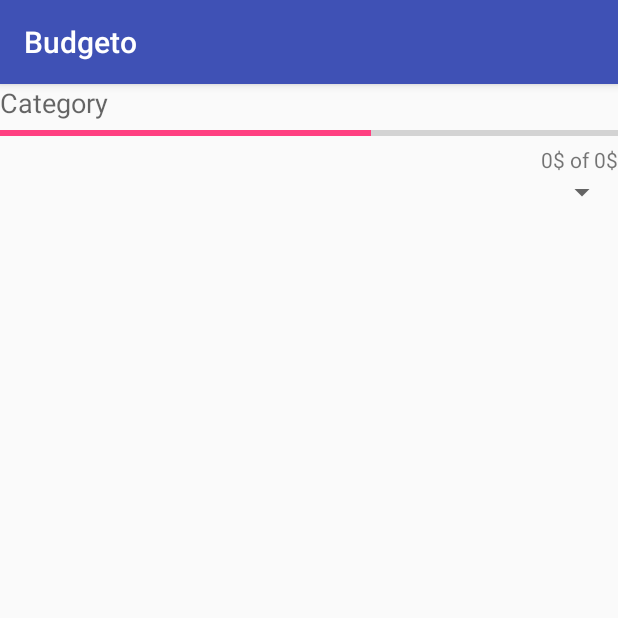
After one commit to ericmatte/Budgeto, an Android app: the fragment Category shown on its own in the app's theme, on a phone screen of 412 x 824 dp, the top half of it. The commit adds this screen. Run offline under Robolectric (Android 15) with nearby library versions, the phone set to English and light mode, and no system bars.

Commit message:
Fragment.

```diff
--- /dev/null
+++ b/app/Budgeto/app/src/main/java/com/endless/budgeto/Category.java
@@ -0,0 +1,26 @@
+package com.endless.budgeto;
+
+import android.app.Fragment;
+import android.os.Bundle;
+import android.view.LayoutInflater;
+import android.view.View;
+import android.view.ViewGroup;
+
+import org.json.JSONObject;
+
+
+/**
+ * Created by Eric on 2016-09-13.
+ */
+public class Category extends Fragment {
+
+    // The interface communicate out to the parent Activity
+    public interface TransactionsFetcher {
+        public void getDedicatedTransactions(JSONObject bankResponse);
+    }
+
+    @Override
+    public View onCreateView(LayoutInflater inflater, ViewGroup container, Bundle savedInstanceState) {
+        return inflater.inflate(R.layout.category, container, false);
+    }
+}
--- /dev/null
+++ b/app/Budgeto/app/src/main/res/layout/category.xml
@@ -0,0 +1,40 @@
+<?xml version="1.0" encoding="utf-8"?>
+<RelativeLayout xmlns:android="http://schemas.android.com/apk/res/android"
+    android:layout_width="match_parent" android:layout_height="match_parent">
+
+    <TextView
+        android:layout_width="wrap_content"
+        android:layout_height="wrap_content"
+        android:textAppearance="?android:attr/textAppearanceMedium"
+        android:text="@string/category"
+        android:id="@+id/txtCat"
+        android:layout_alignParentTop="true"
+        android:layout_alignParentStart="true" />
+
+    <ProgressBar
+        style="?android:attr/progressBarStyleHorizontal"
+        android:layout_width="wrap_content"
+        android:layout_height="wrap_content"
+        android:id="@+id/progressBar"
+        android:layout_below="@+id/txtCat"
+        android:layout_alignParentStart="true"
+        android:layout_alignParentEnd="true"
+        android:progress="60" />
+
+    <TextView
+        android:layout_width="wrap_content"
+        android:layout_height="wrap_content"
+        android:textAppearance="?android:attr/textAppearanceSmall"
+        android:text="0$ of 0$"
+        android:id="@+id/txtAmount"
+        android:layout_below="@+id/progressBar"
+        android:layout_alignParentEnd="true" />
+
+    <Spinner
+        android:layout_width="wrap_content"
+        android:layout_height="wrap_content"
+        android:id="@+id/spinner"
+        android:layout_below="@+id/txtAmount"
+        android:layout_alignParentEnd="true" />
+
+</RelativeLayout>
--- a/app/Budgeto/app/src/main/res/values/strings.xml
+++ b/app/Budgeto/app/src/main/res/values/strings.xml
@@ -14,4 +14,7 @@
         completions."
     </string>
     <string name="title_activity_main">MainActivity</string>
+
+    <!-- Strings related to main activity -->
+    <string name="category">Category</string>
 </resources>
```
Also changed, not shown: app/Budgeto/app/src/main/java/com/endless/budgeto/MainActivity.java (+10 -3 lines), app/Budgeto/app/src/main/res/layout/content_main.xml (+17 -1 lines).
